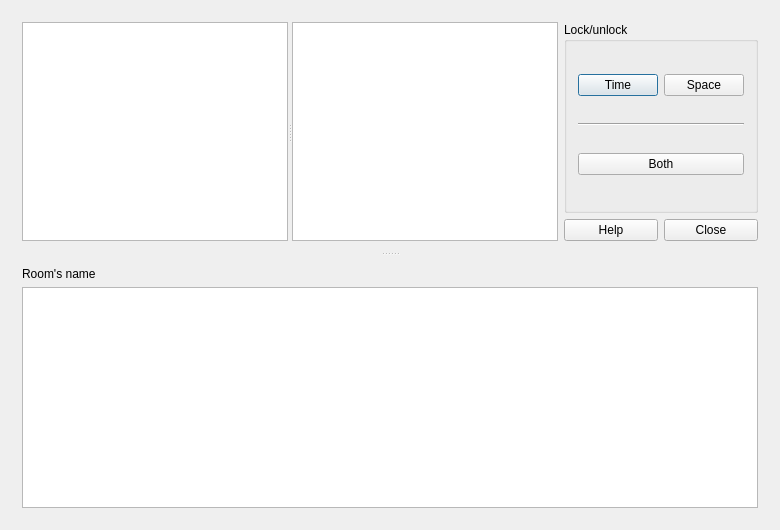
Before: the Qt Designer form fet/src/interface/timetableviewroomsdaysverticalform_template.ui in vonmecheln/fet, drawn with Qt 5.
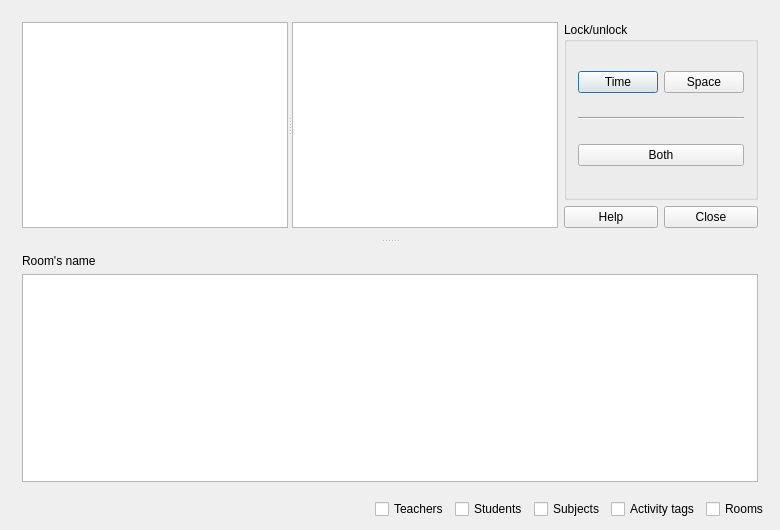
After: the same form once the commit is applied.

Diff of the .ui file:
```diff
--- a/fet/src/interface/timetableviewroomsdaysverticalform_template.ui
+++ b/fet/src/interface/timetableviewroomsdaysverticalform_template.ui
@@ -123,6 +123,58 @@
      </widget>
     </widget>
    </item>
+   <item row="1" column="0">
+    <layout class="QHBoxLayout" name="horizontalLayout_4">
+     <item>
+      <spacer name="horizontalSpacer">
+       <property name="orientation">
+        <enum>Qt::Horizontal</enum>
+       </property>
+       <property name="sizeHint" stdset="0">
+        <size>
+         <width>40</width>
+         <height>20</height>
+        </size>
+       </property>
+      </spacer>
+     </item>
+     <item>
+      <widget class="QCheckBox" name="teachersCheckBox">
+       <property name="text">
+        <string>Teachers</string>
+       </property>
+      </widget>
+     </item>
+     <item>
+      <widget class="QCheckBox" name="studentsCheckBox">
+       <property name="text">
+        <string>Students</string>
+       </property>
+      </widget>
+     </item>
+     <item>
+      <widget class="QCheckBox" name="subjectsCheckBox">
+       <property name="text">
+        <string>Subjects</string>
+       </property>
+      </widget>
+     </item>
+     <item>
+      <widget class="QCheckBox" name="activityTagsCheckBox">
+       <property name="text">
+        <string>Activity tags</string>
+       </property>
+      </widget>
+     </item>
+     <item>
+      <widget class="QCheckBox" name="roomsCheckBox">
+       <property name="text">
+        <string>Rooms</string>
+       </property>
+      </widget>
+     </item>
+    </layout>
+   </item>
   </layout>
  </widget>
  <layoutdefault spacing="6" margin="11"/>
```
